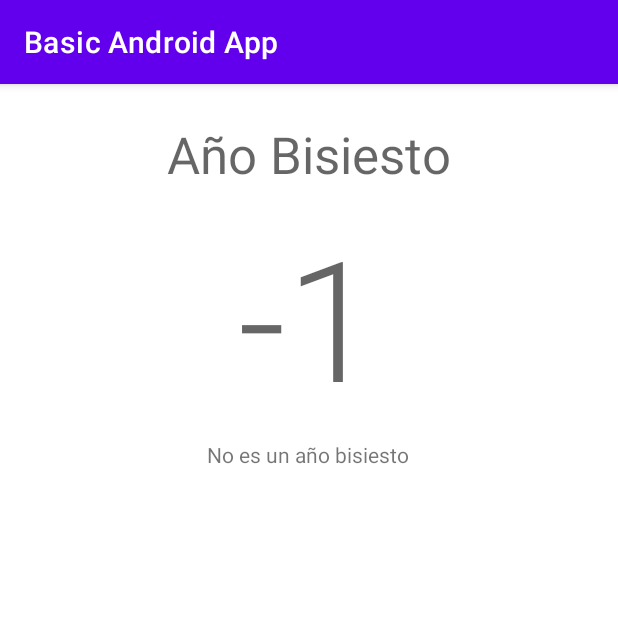
After one commit to WilsonAG/basic-android-app, an Android app: the LeapYear screen opened directly, with no data from a screen before it, on a phone screen of 412 x 824 dp, the top half of it. The commit adds this screen. Run offline under Robolectric (Android 15) with nearby library versions, the phone set to English and light mode, and no system bars.

Commit message:
Leap Year ok

```diff
--- a/app/src/main/AndroidManifest.xml
+++ b/app/src/main/AndroidManifest.xml
@@ -10,6 +10,7 @@
         android:roundIcon="@mipmap/ic_launcher_round"
         android:supportsRtl="true"
         android:theme="@style/Theme.BasicAndroidApp">
+        <activity android:name=".LeapYear" />
         <activity android:name=".EcRoots" />
         <activity android:name=".StudentStatus" />
         <activity
--- /dev/null
+++ b/app/src/main/java/com/will/basicandroidapp/LeapYear.java
@@ -0,0 +1,37 @@
+package com.will.basicandroidapp;
+
+import androidx.appcompat.app.AppCompatActivity;
+
+import android.os.Bundle;
+import android.widget.TextView;
+
+public class LeapYear extends AppCompatActivity {
+
+
+    @Override
+    protected void onCreate(Bundle savedInstanceState) {
+        super.onCreate(savedInstanceState);
+        setContentView(R.layout.activity_leap_year);
+
+        TextView tvYear = findViewById(R.id.tvLYYear);
+        TextView tvDesc = findViewById(R.id.tvLYDesc);
+
+        int year = getIntent().getIntExtra("year", -1);
+
+
+        tvYear.setText(String.valueOf(year));
+        if (this.isLeapYear(year)){
+            tvDesc.setText(R.string.leap_year_true);
+        } else {
+            tvDesc.setText(R.string.leap_year_false);
+        }
+    }
+
+    private boolean isLeapYear(int year) {
+        if (year % 100 == 0) {
+            return year % 4 == 0 && year % 400 == 0;
+        }
+
+        return year % 4 == 0;
+    }
+}
--- a/app/src/main/java/com/will/basicandroidapp/MainActivity.java
+++ b/app/src/main/java/com/will/basicandroidapp/MainActivity.java
@@ -106,7 +106,18 @@ public class MainActivity extends AppCompatActivity implements AdapterView.OnIte
                 }
                 break;
             case 2:
-                Toast.makeText(this, " el 3", Toast.LENGTH_LONG).show();
+                nextPage = new Intent(this, LeapYear.class);
+                try {
+                    int year = Integer.parseInt(data);
+                    if (year < 1582 || year > 2500) {
+                        this.showToast("El año debe estar entre 1582 y 2500");
+                        return;
+                    }
+
+                    nextPage.putExtra("year", year);
+                } catch (Exception ex) {
+                    this.showToast("Por favor ingrese un año válido.");
+                }
                 break;
             case 3:
                 Toast.makeText(this, "el 4", Toast.LENGTH_LONG).show();
--- /dev/null
+++ b/app/src/main/res/layout/activity_leap_year.xml
@@ -0,0 +1,55 @@
+<?xml version="1.0" encoding="utf-8"?>
+<androidx.constraintlayout.widget.ConstraintLayout xmlns:android="http://schemas.android.com/apk/res/android"
+    xmlns:app="http://schemas.android.com/apk/res-auto"
+    xmlns:tools="http://schemas.android.com/tools"
+    android:layout_width="match_parent"
+    android:layout_height="match_parent"
+    tools:context=".LeapYear">
+
+    <TextView
+        android:id="@+id/tvLYTitle"
+        android:layout_width="wrap_content"
+        android:layout_height="wrap_content"
+        android:layout_marginStart="24dp"
+        android:layout_marginLeft="24dp"
+        android:layout_marginTop="24dp"
+        android:layout_marginEnd="24dp"
+        android:layout_marginRight="24dp"
+        android:gravity="center"
+        android:text="@string/leap_year_title"
+        android:textAppearance="@style/TextAppearance.AppCompat.Display1"
+        app:layout_constraintEnd_toEndOf="parent"
+        app:layout_constraintHorizontal_bias="0.497"
+        app:layout_constraintStart_toStartOf="parent"
+        app:layout_constraintTop_toTopOf="parent" />
+
+    <TextView
+        android:id="@+id/tvLYYear"
+        android:layout_width="320dp"
+        android:layout_height="136dp"
+        android:layout_marginStart="16dp"
+        android:layout_marginLeft="16dp"
+        android:layout_marginTop="24dp"
+        android:layout_marginEnd="16dp"
+        android:layout_marginRight="16dp"
+        android:gravity="bottom|center_horizontal"
+        android:text="@string/leap_year_year"
+        android:textAppearance="@style/TextAppearance.AppCompat.Display4"
+        app:layout_constraintEnd_toEndOf="parent"
+        app:layout_constraintHorizontal_bias="0.491"
+        app:layout_constraintStart_toStartOf="parent"
+        app:layout_constraintTop_toBottomOf="@+id/tvLYTitle" />
+
+    <TextView
+        android:id="@+id/tvLYDesc"
+        android:layout_width="wrap_content"
+        android:layout_height="wrap_content"
+        android:layout_marginTop="8dp"
+        android:layout_marginBottom="24dp"
+        app:layout_constraintBottom_toBottomOf="parent"
+        app:layout_constraintEnd_toEndOf="parent"
+        app:layout_constraintHorizontal_bias="0.498"
+        app:layout_constraintStart_toStartOf="parent"
+        app:layout_constraintTop_toBottomOf="@+id/tvLYYear"
+        app:layout_constraintVertical_bias="0.0" />
+</androidx.constraintlayout.widget.ConstraintLayout>
--- a/app/src/main/res/values/strings.xml
+++ b/app/src/main/res/values/strings.xml
@@ -37,6 +37,11 @@
     <string name="no_sol">SIN SOLUCION</string>
 
     <!--    Strings of LeapYear Activity-->
+    <string name="leap_year_title">Año Bisiesto</string>
+    <string name="leap_year_year">2020</string>
+    <string name="leap_year_true">Es un año bisiesto</string>
+    <string name="leap_year_false">No es un año bisiesto</string>
+
     <!--    Strings of MyExactYear Activity-->
     <!--    Strings of MCM Activity-->
 
```
